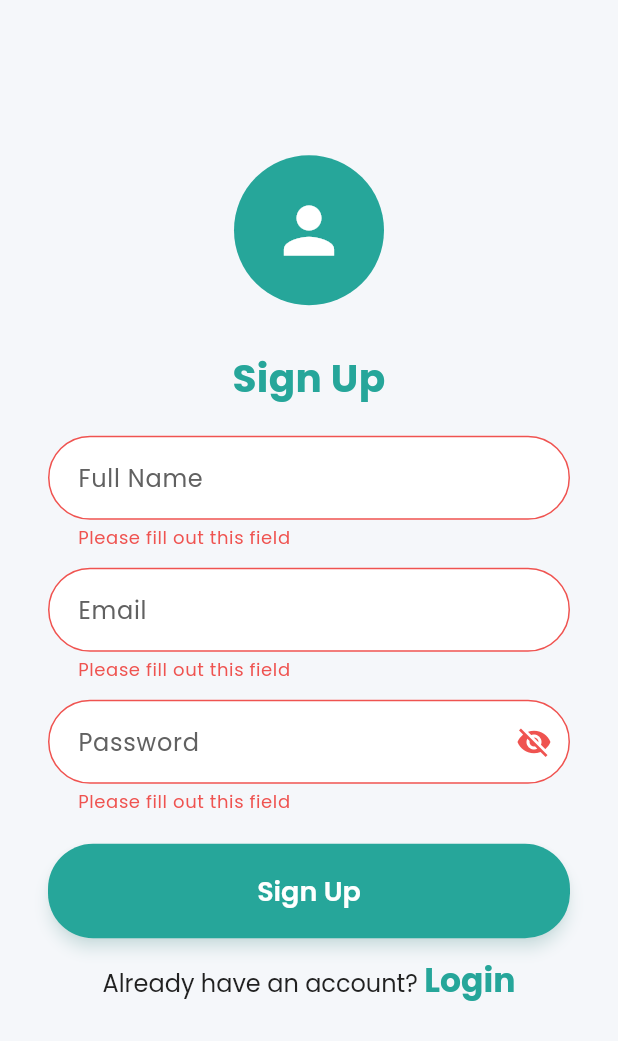
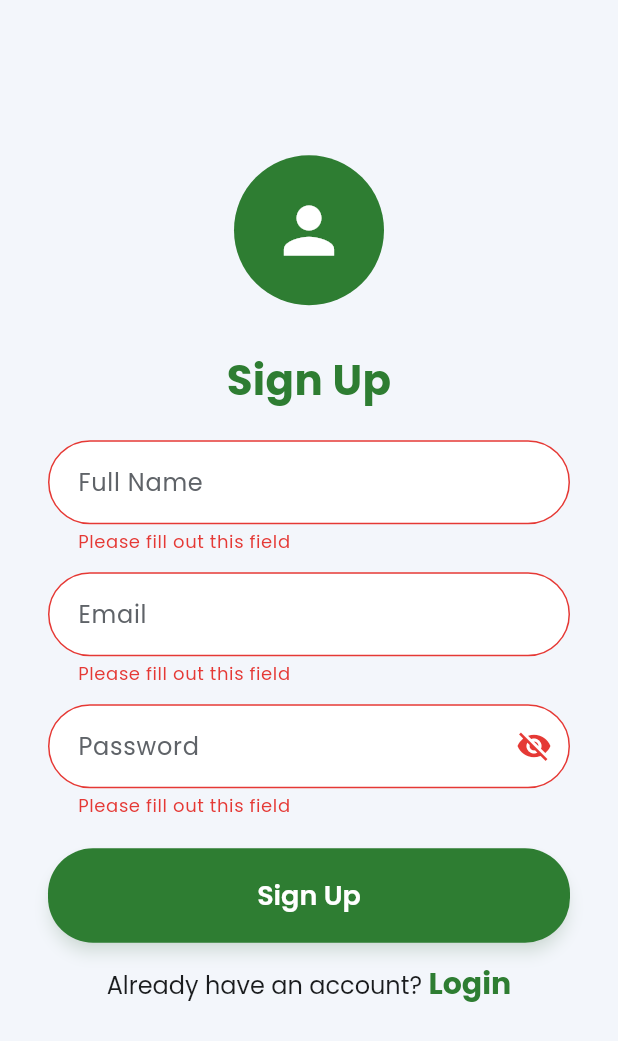
Before and after one commit to Linus-sys46/ecotrack, a Flutter app: the SignUpScreen screen opened by its route, after a tap on "Sign Up", on a phone screen of 412 x 824 dp. Shown: the top 1041 px of the screen. Run offline on Flutter 3.47's test engine with Material 3 defaults, Android fonts, the phone set to English and light mode, and no system bars; our stand-ins replace fl_chart, flutter_dotenv, google_fonts, supabase_flutter, syncfusion_flutter_gauges; accounts and stored records are empty; network calls fail.

Commit message:
updated changes

```diff
--- a/lib/config/theme.dart
+++ b/lib/config/theme.dart
@@ -2,17 +2,15 @@ import 'package:flutter/material.dart';
 import 'package:google_fonts/google_fonts.dart';
 
 class AppTheme {
-  // Core Colors
-  static const Color primaryColor = Color(0xFF26A69A); // Teal
-  static const Color secondaryColor = Color(0xFF2E7D32); // Forest Green
-  static const Color backgroundColor = Color(0xFFF5F7FA); // Off-White
-  static const Color accentColor = Color(0xFFFFCA28); // Sunny Yellow
-  static const Color errorColor =
-      Color(0xFFEF5350); // Coral Red  // Additional Colors for Charts and UI
-  static const Color cardBackground = Color(0xFFFFFFFF); // White
-  static const Color textPrimary = Color(0xFF212121); // Charcoal
-  static const Color textSecondary =
-      Color(0xFF616161); // Slate Grey  // Chart Colors (for bars, lines, etc.)
+  // Core Colors – refreshed palette
+  static const Color primaryColor = Color(0xFF2E7D32); // Deep eco green
+  static const Color secondaryColor = Color(0xFF00BFA5); // Teal accent
+  static const Color backgroundColor = Color(0xFFF3F6FB); // Soft off-white
+  static const Color accentColor = Color(0xFFFFC857); // Warm highlight
+  static const Color errorColor = Color(0xFFE53935);
+  static const Color cardBackground = Color(0xFFFFFFFF);
+  static const Color textPrimary = Color(0xFF1A1C1E);
+  static const Color textSecondary = Color(0xFF5F6368);
   static const List<Color> chartColors = [
     Color(0xFF26A69A), // Teal
     Color(0xFF2E7D32), // Forest Green
@@ -21,25 +19,29 @@ class AppTheme {
     Color(0xFFFF8A65), // Soft Coral
   ];
   static ThemeData lightTheme = ThemeData(
+    useMaterial3: true,
     primaryColor: primaryColor,
     scaffoldBackgroundColor: backgroundColor,
-    colorScheme: ColorScheme.fromSwatch().copyWith(
+    colorScheme: ColorScheme.fromSeed(
+      seedColor: primaryColor,
       primary: primaryColor,
       secondary: secondaryColor,
+      surface: cardBackground,
+      background: backgroundColor,
       error: errorColor,
-      surface: cardBackground,
       onPrimary: Colors.white,
       onSecondary: Colors.white,
       onSurface: textPrimary,
     ),
+    visualDensity: VisualDensity.adaptivePlatformDensity,
     textTheme: TextTheme(
       displayLarge: GoogleFonts.poppins(
-        fontSize: 26,
+        fontSize: 28,
         fontWeight: FontWeight.bold,
         color: textPrimary,
       ),
       titleLarge: GoogleFonts.poppins(
-        fontSize: 22,
+        fontSize: 20,
         fontWeight: FontWeight.w600,
         color: textPrimary,
       ),
@@ -58,6 +60,9 @@ class AppTheme {
         fontWeight: FontWeight.w400,
         color: textSecondary,
       ),
+    ).apply(
+      bodyColor: textPrimary,
+      displayColor: textPrimary,
     ),
     elevatedButtonTheme: ElevatedButtonThemeData(
       style: ElevatedButton.styleFrom(
@@ -65,10 +70,10 @@ class AppTheme {
         foregroundColor: Colors.white,
         padding: const EdgeInsets.symmetric(vertical: 16, horizontal: 24),
         shape: RoundedRectangleBorder(
-          borderRadius: BorderRadius.circular(12),
+          borderRadius: BorderRadius.circular(16),
         ),
-        elevation: 4,
-        shadowColor: primaryColor.withAlpha(77),
+        elevation: 3,
+        shadowColor: primaryColor.withOpacity(0.25),
         textStyle: GoogleFonts.poppins(
           fontSize: 16,
           fontWeight: FontWeight.w500,
@@ -84,7 +89,7 @@ class AppTheme {
       ),
       enabledBorder: OutlineInputBorder(
         borderRadius: BorderRadius.circular(12),
-        borderSide: BorderSide(color: primaryColor.withAlpha(77)),
+        borderSide: BorderSide(color: primaryColor.withOpacity(0.25)),
       ),
       focusedBorder: OutlineInputBorder(
         borderRadius: BorderRadius.circular(12),
@@ -96,8 +101,8 @@ class AppTheme {
       contentPadding: const EdgeInsets.symmetric(vertical: 16, horizontal: 16),
     ),
     appBarTheme: AppBarTheme(
-      backgroundColor: primaryColor,
-      elevation: 2,
+      backgroundColor: Colors.transparent,
+      elevation: 0,
       titleTextStyle: GoogleFonts.poppins(
         fontSize: 20,
         fontWeight: FontWeight.w600,
@@ -113,11 +118,11 @@ class AppTheme {
         borderRadius: BorderRadius.circular(16),
       ),
     ),
-    cardTheme: CardTheme(
+    cardTheme: CardThemeData(
       color: cardBackground,
-      elevation: 3,
+      elevation: 2,
       shape: RoundedRectangleBorder(
-        borderRadius: BorderRadius.circular(12),
+        borderRadius: BorderRadius.circular(16),
       ),
       margin: const EdgeInsets.symmetric(vertical: 8, horizontal: 0),
     ),
--- a/lib/main.dart
+++ b/lib/main.dart
@@ -1,11 +1,13 @@
 import 'package:ecotrack/config/theme.dart';
 import 'package:flutter/material.dart';
 import 'package:supabase_flutter/supabase_flutter.dart';
+import 'package:flutter_dotenv/flutter_dotenv.dart';
 import 'utils/constants.dart';
 import 'routes.dart';
 
 Future<void> main() async {
   WidgetsFlutterBinding.ensureInitialized();
+  await dotenv.load(fileName: ".env");
   await Supabase.initialize(
     url: AppConstants.baseUrl,
     anonKey: AppConstants.apiKey,
--- a/lib/screens/auth/signup_screen.dart
+++ b/lib/screens/auth/signup_screen.dart
@@ -1,5 +1,6 @@
 import 'package:flutter/gestures.dart';
 import 'package:flutter/material.dart';
+import 'package:supabase_flutter/supabase_flutter.dart';
 import 'package:ecotrack/services/auth_service.dart';
 import '../../config/theme.dart';
 
@@ -69,33 +70,44 @@ if (fullNameError != null || emailError != null || passwordError != null) {
 setState(() => isLoading = true);
 
 try {
-  final response = await _authService.signUp(
+  await _authService.signUp(
     emailController.text.trim(),
     passwordController.text.trim(),
     fullNameController.text.trim(),
   );
 
-  if (response.session != null && mounted) {
-    ScaffoldMessenger.of(context).showSnackBar(
-      SnackBar(
-        content: Text("Successfully registered!"),
-        backgroundColor: Colors
-            .green,
+  if (!mounted) return;
+
+  ScaffoldMessenger.of(context).showSnackBar(
+    const SnackBar(
+      content: Text(
+        "Account created. Please check your email to verify before logging in.",
       ),
-    );
+      backgroundColor: Colors.green,
+    ),
+  );
+} on AuthException catch (e) {
+  if (!mounted) return;
 
-    await Future.delayed(const Duration(seconds: 2));
+  String message = 'Signup failed. Please try again.';
 
-    if (mounted) {
-      Navigator.pushReplacementNamed(context, '/dashboard');
-    }
+  if (e.statusCode == '429' || e.code == 'over_email_send_rate_limit') {
+    message =
+        'Too many sign-up emails were requested. Please wait a few minutes and try again.';
+  } else if (e.message.isNotEmpty) {
+    message = e.message;
   }
-} catch (e) {
-  if (mounted) {
-    ScaffoldMessenger.of(context).showSnackBar(
-      SnackBar(content: Text('Signup failed: ${e.toString()}')),
-    );
-  }
+
+  ScaffoldMessenger.of(context).showSnackBar(
+    SnackBar(content: Text(message)),
+  );
+} catch (_) {
+  if (!mounted) return;
+  ScaffoldMessenger.of(context).showSnackBar(
+    const SnackBar(
+      content: Text('Signup failed. Please try again later.'),
+    ),
+  );
 }
 
 if (mounted) setState(() => isLoading = false);
--- a/lib/services/api_service.dart
+++ /dev/null
@@ -1 +0,0 @@
-// Api integration (Climatiq calls)
--- a/lib/utils/constants.dart
+++ b/lib/utils/constants.dart
@@ -1,8 +1,12 @@
 // app-wide constants like API keys and URLs
 
+import 'package:flutter_dotenv/flutter_dotenv.dart';
+
+/// App-wide constants and configuration loaded from environment.
 class AppConstants {
-  static const String apiKey =
-      "eyJhbGciOiJIUzI1NiIsInR5cCI6IkpXVCJ9.eyJpc3MiOiJzdXBhYmFzZSIsInJlZiI6Im53anpkdGpva3hqcWdjZmlwd292Iiwicm9sZSI6ImFub24iLCJpYXQiOjE3NDE4NDM3MDcsImV4cCI6MjA1NzQxOTcwN30.lXGIij8wBCWUWkqt4mXyiip4-r55Ddf4jsYyeC1VN6I";
-  static const String baseUrl = "https://nwjzdtjokxjqgcfipwov.supabase.co";
-  static const String appName = "EcoTrack";
+  static String get apiKey => dotenv.env['SUPABASE_ANON_KEY'] ?? '';
+
+  static String get baseUrl => dotenv.env['SUPABASE_URL'] ?? '';
+
+  static const String appName = 'EcoTrack';
 }
--- a/pubspec.yaml
+++ b/pubspec.yaml
@@ -49,6 +49,7 @@ dependencies:
   logging: ^1.3.0
   syncfusion_flutter_gauges: ^29.1.37
   syncfusion_flutter_charts: ^29.1.37+1
+  url_launcher: ^6.3.0
 
 dev_dependencies:
   flutter_test:
@@ -74,6 +75,7 @@ flutter:
 
   # To add assets to your application, add an assets section, like this:
   assets:
+    - .env
     - assets/images/logo.png
   #   - images/a_dot_ham.jpeg
 
```
Also changed, not shown: lib/screens/dashboard/dashboard_screen.dart (+7 -0 lines), lib/screens/news/news_screen.dart (added, +201 -0 lines), lib/screens/profile/profile_screen.dart (+6 -20 lines), lib/services/news_service.dart (added, +74 -0 lines), pubspec.lock, 2 other files.
